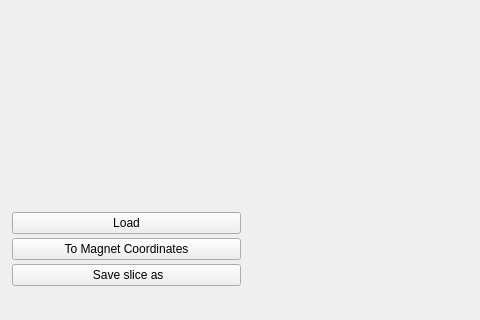
Before: the Qt Designer form Software/COSI2/gui/field_viewer.ui in opensourceimaging/cosi-measure, drawn with Qt 5; both pictures show x 0 to 480 and y 313 to 633 of the 745 by 633 pixel window.
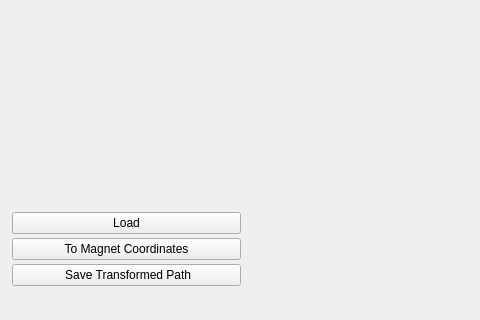
After: the same form once the commit is applied.

Commit message: export path in magnet coordinates, centered

The edit to the form file:
```diff
--- a/Software/COSI2/gui/field_viewer.ui
+++ b/Software/COSI2/gui/field_viewer.ui
@@ -127,7 +127,7 @@
            </size>
           </property>
           <property name="text">
-           <string> Save slice as</string>
+           <string> Save Transformed Path</string>
           </property>
          </widget>
         </item>
```
Left out of the diff: 2 changed lines with no effect on the pictures. The commit also changes 14 other files.
